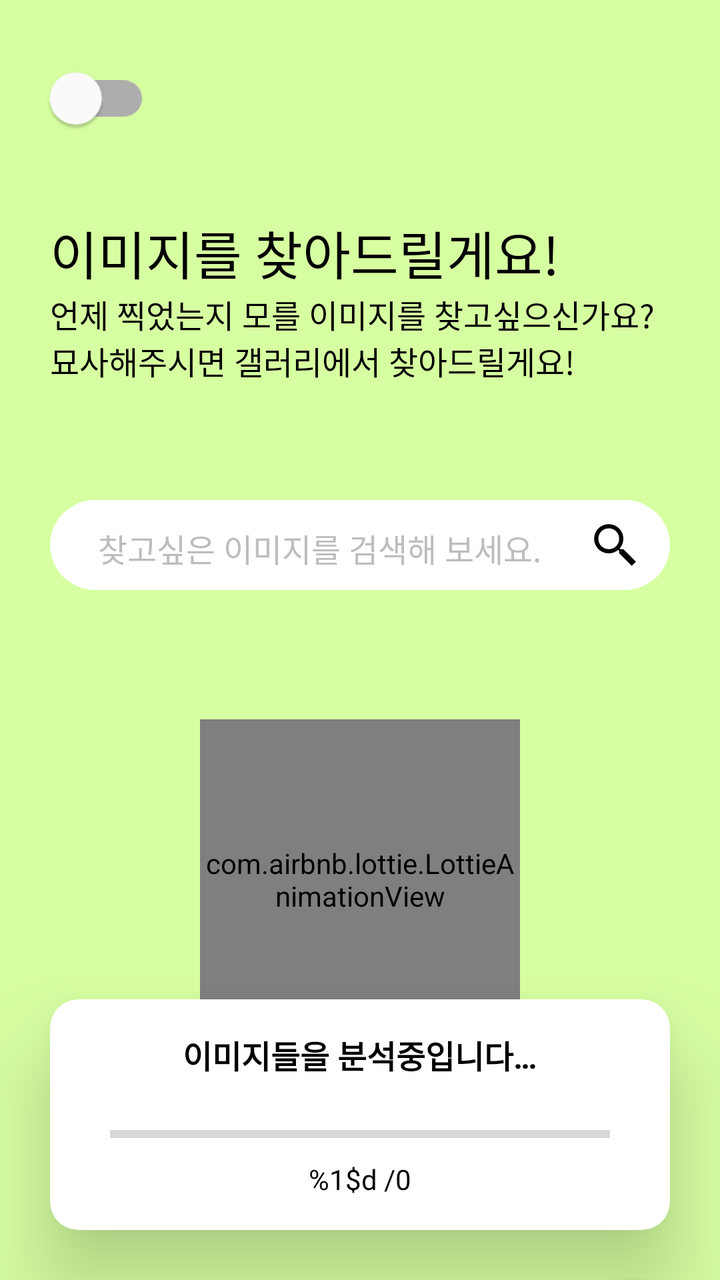
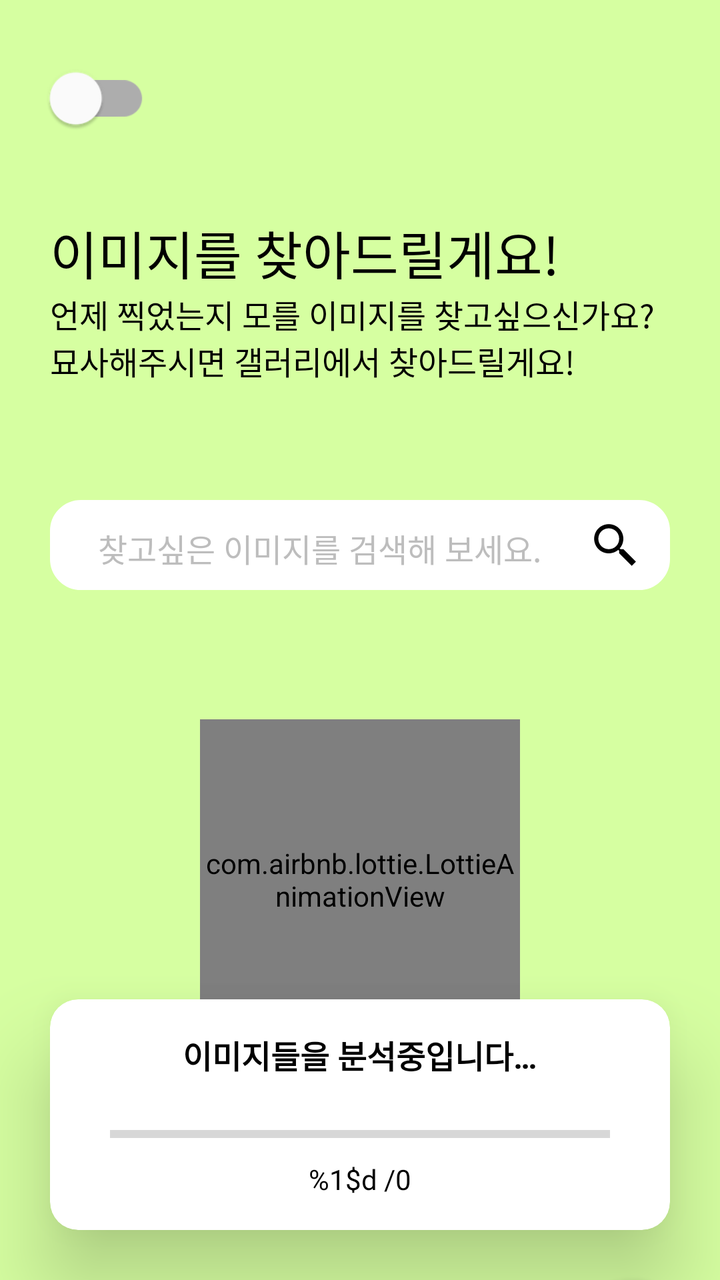

An Android layout rendered at two revisions. The XML below is the earlier revision; the diff shows what the commit changed to produce the second picture.
<!-- AndroidManifest.xml: application theme Theme.Pixionary -->
<!-- res/layout/fragment_home.xml -->
<?xml version="1.0" encoding="utf-8"?>
<androidx.coordinatorlayout.widget.CoordinatorLayout
    xmlns:android="http://schemas.android.com/apk/res/android"
    xmlns:app="http://schemas.android.com/apk/res-auto"
    android:layout_width="match_parent"
    android:layout_height="match_parent">

    <androidx.constraintlayout.motion.widget.MotionLayout
        android:id="@+id/motion_root_layout"
        android:layout_width="match_parent"
        android:layout_height="match_parent"
        app:layoutDescription="@xml/activity_main_scene">

        <View
            android:id="@+id/root_background"
            android:layout_width="match_parent"
            android:layout_height="match_parent"
            android:background="@color/general_search_home_bg"
            android:elevation="-1dp"
            app:layout_constraintStart_toStartOf="parent"
            app:layout_constraintEnd_toEndOf="parent"
            app:layout_constraintTop_toTopOf="parent"
            app:layout_constraintBottom_toBottomOf="parent"/>


        <com.google.android.material.switchmaterial.SwitchMaterial
            android:id="@+id/toggle_search_option_sw"
            android:layout_width="wrap_content"
            android:layout_height="wrap_content"
            android:scaleX="1.3"
            android:scaleY="1.3"
            android:layout_margin="25dp"
            android:padding="6dp"
            android:elevation="10dp"
            app:layout_constraintTop_toTopOf="parent"
            app:layout_constraintStart_toStartOf="parent" />

        <LinearLayout
            android:id="@+id/general_search_script_layout"
            android:layout_width="0dp"
            android:layout_height="wrap_content"
            android:orientation="vertical"
            app:layout_constraintVertical_bias="0.65"
            app:layout_constraintTop_toTopOf="parent"
            app:layout_constraintStart_toStartOf="@id/general_search_bg"
            app:layout_constraintEnd_toEndOf="@id/general_search_bg"
            app:layout_constraintBottom_toTopOf="@id/general_search_bg">

            <TextView
                android:id="@+id/search_general_title_tv"
                android:layout_width="match_parent"
                android:layout_height="wrap_content"
                android:text= "@string/search_general_title"
                android:textColor="@color/black"
                android:textSize="26sp"
                android:fontFamily="@font/notosans_bold"
                app:layout_constraintVertical_bias="0.4"
                app:layout_constraintTop_toTopOf="parent"
                app:layout_constraintStart_toStartOf="@id/general_search_bg"
                app:layout_constraintEnd_toEndOf="@id/general_search_bg"
                app:layout_constraintBottom_toTopOf="@id/general_search_bg"/>

            <TextView
                android:id="@+id/search_general_description_tv"
                android:layout_width="match_parent"
                android:layout_height="wrap_content"
                android:text= "@string/search_general_description"
                android:textColor="@color/black"
                android:textSize="16sp"
                android:fontFamily="@font/notosans_semibold"
                app:layout_constraintTop_toBottomOf="@id/search_general_title_tv"
                app:layout_constraintStart_toStartOf="@id/general_search_bg"
                app:layout_constraintEnd_toEndOf="@id/general_search_bg"
                app:layout_constraintBottom_toTopOf="@id/general_search_bg"/>


        </LinearLayout>

        <LinearLayout
            android:id="@+id/document_search_script_layout"
            android:layout_width="0dp"
            android:layout_height="wrap_content"
            android:orientation="vertical"
            app:layout_constraintVertical_bias="0.65"
            app:layout_constraintTop_toTopOf="parent"
            app:layout_constraintStart_toStartOf="@id/document_search_bg"
            app:layout_constraintEnd_toEndOf="@id/document_search_bg"
            app:layout_constraintBottom_toTopOf="@id/document_search_bg">

            <TextView
                android:id="@+id/search_document_title_tv"
                android:layout_width="match_parent"
                android:layout_height="wrap_content"
                android:text= "@string/search_document_title"
                android:textColor="@color/white"
                android:textSize="26sp"
                android:fontFamily="@font/notosans_bold"
                app:layout_constraintVertical_bias="0.4"
                app:layout_constraintTop_toTopOf="parent"
                app:layout_constraintStart_toStartOf="@id/document_search_bg"
                app:layout_constraintEnd_toEndOf="@id/document_search_bg"
                app:layout_constraintBottom_toTopOf="@id/document_search_bg"/>

            <TextView
                android:id="@+id/search_document_description_tv"
                android:layout_width="match_parent"
                android:layout_height="wrap_content"
                android:text= "@string/search_document_description"
                android:textColor="@color/white"
                android:textSize="16sp"
                android:fontFamily="@font/notosans_semibold"
                app:layout_constraintTop_toBottomOf="@id/search_general_title_tv"
                app:layout_constraintStart_toStartOf="@id/document_search_bg"
                app:layout_constraintEnd_toEndOf="@id/document_search_bg"
                app:layout_constraintBottom_toTopOf="@id/document_search_bg"/>


        </LinearLayout>


        <LinearLayout
            android:id="@+id/general_search_bg"
            android:layout_width="0dp"
            android:layout_height="45dp"
            android:orientation="horizontal"
            android:background="@drawable/search_background"
            android:layout_marginTop="20dp"
            app:layout_constraintVertical_bias="0.4"
            app:layout_constraintEnd_toEndOf="parent"
            app:layout_constraintTop_toTopOf="parent"
            app:layout_constraintStart_toStartOf="parent"
            app:layout_constraintBottom_toBottomOf="parent">

            <EditText
                android:id="@+id/general_search_et"
                android:layout_width="0dp"
                android:layout_height="wrap_content"
                android:layout_weight="1"
                android:layout_gravity="center_vertical"
                android:layout_marginStart="20dp"
                android:layout_marginEnd="10dp"
                android:hint="@string/search_general_hint"
                android:textColorHint="@color/gray"
                android:backgroundTint="@color/transparent"
                android:maxLines="1"
                android:inputType="text"
                android:imeOptions="actionSearch"
                android:textSize="16sp"/>

            <ImageView
                android:id="@+id/general_search_iv"
                android:layout_width="35dp"
                android:layout_height="35dp"
                android:layout_gravity="center_vertical"
                android:src="@drawable/ic_search"
                android:padding="5dp"
                android:layout_marginEnd="10dp"/>

        </LinearLayout>

        <LinearLayout
            android:id="@+id/document_search_bg"
            android:layout_width="0dp"
            android:layout_height="45dp"
            android:orientation="horizontal"
            android:layout_marginHorizontal="25dp"
            android:background="@drawable/search_background"
            android:layout_marginTop="20dp"
            app:layout_constraintVertical_bias="0.4"
            app:layout_constraintTop_toTopOf="parent"
            app:layout_constraintStart_toEndOf="parent"
            app:layout_constraintBottom_toBottomOf="parent">

            <EditText
                android:id="@+id/ddocument_search_et"
                android:layout_width="0dp"
                android:layout_height="wrap_content"
                android:layout_weight="1"
                android:layout_gravity="center_vertical"
                android:layout_marginStart="20dp"
                android:layout_marginEnd="10dp"
                android:hint="@string/search_document_hint"
                android:textColorHint="@color/gray"
                android:backgroundTint="@color/transparent"
                android:maxLines="1"
                android:inputType="text"
                android:imeOptions="actionSearch"
                android:textSize="16sp"/>

            <ImageView
                android:id="@+id/document_search_iv"
                android:layout_width="35dp"
                android:layout_height="35dp"
                android:layout_gravity="center_vertical"
                android:src="@drawable/ic_search"
                android:padding="5dp"
                android:layout_marginEnd="10dp"/>

        </LinearLayout>


        <com.airbnb.lottie.LottieAnimationView
            android:id="@+id/search_general_anim"
            android:layout_width="160dp"
            android:layout_height="160dp"
            app:lottie_rawRes="@raw/anim_search_general"
            app:lottie_autoPlay="true"
            app:lottie_loop="true"
            app:layout_constraintVertical_bias="0.35"
            app:layout_constraintBottom_toBottomOf="parent"
            app:layout_constraintStart_toStartOf="parent"
            app:layout_constraintEnd_toEndOf="parent"
            app:layout_constraintTop_toBottomOf="@id/general_search_bg"/>

        <com.airbnb.lottie.LottieAnimationView
            android:id="@+id/search_document_anim"
            android:layout_width="160dp"
            android:layout_height="160dp"
            app:lottie_rawRes="@raw/anim_search_document"
            app:lottie_autoPlay="true"
            app:lottie_loop="true"
            app:layout_constraintVertical_bias="0.35"
            app:layout_constraintBottom_toBottomOf="parent"
            app:layout_constraintStart_toEndOf="parent"
            app:layout_constraintTop_toBottomOf="@id/document_search_bg"/>

        <androidx.cardview.widget.CardView
            android:id="@+id/extracting_progress_cv"
            android:layout_width="0dp"
            android:layout_height="wrap_content"
            app:cardCornerRadius="14dp"
            app:cardElevation="25dp"
            app:layout_constraintStart_toStartOf="parent"
            app:layout_constraintEnd_toEndOf="parent"
            app:layout_constraintBottom_toBottomOf="parent">

            <androidx.constraintlayout.widget.ConstraintLayout
                android:layout_width="match_parent"
                android:layout_height="wrap_content"
                android:paddingVertical="16dp"
                app:layout_constraintStart_toStartOf="parent"
                app:layout_constraintEnd_toEndOf="parent"
                app:layout_constraintBottom_toBottomOf="parent">

                <TextView
                    android:id="@+id/loading_tv"
                    android:layout_width="wrap_content"
                    android:layout_height="wrap_content"
                    android:text="@string/search_general_progress_title"
                    android:textColor="@color/black"
                    android:textSize="16sp"
                    android:textStyle="bold"
                    app:layout_constraintEnd_toEndOf="parent"
                    app:layout_constraintStart_toStartOf="parent"
                    app:layout_constraintTop_toTopOf="parent"/>

                <ProgressBar
                    android:id="@+id/progressBar"
                    style="@android:style/Widget.DeviceDefault.Light.ProgressBar.Horizontal"
                    android:layout_width="0dp"
                    android:layout_height="wrap_content"
                    android:progress="0"
                    android:max="1000"
                    android:layout_marginTop="20dp"
                    android:layout_marginHorizontal="30dp"
                    app:layout_constraintEnd_toEndOf="parent"
                    app:layout_constraintStart_toStartOf="parent"
                    app:layout_constraintTop_toBottomOf="@id/loading_tv"/>

                <TextView
                    android:id="@+id/progress_count_tv"
                    android:layout_width="wrap_content"
                    android:layout_height="wrap_content"
                    android:text="@string/progress_count"
                    android:textSize="14sp"
                    android:layout_marginTop="5dp"
                    android:textColor="@color/black"
                    app:layout_constraintHorizontal_chainStyle="packed"
                    app:layout_constraintTop_toBottomOf="@id/progressBar"
                    app:layout_constraintEnd_toStartOf="@id/progress_total_count_tv"
                    app:layout_constraintStart_toStartOf="parent"/>

                <TextView
                    android:id="@+id/progress_total_count_tv"
                    android:layout_width="wrap_content"
                    android:layout_height="wrap_content"
                    android:text="0"
                    android:textSize="14sp"
                    android:layout_marginTop="5dp"
                    android:textColor="@color/black"
                    app:layout_constraintHorizontal_chainStyle="packed"
                    app:layout_constraintTop_toBottomOf="@id/progressBar"
                    app:layout_constraintStart_toEndOf="@id/progress_count_tv"
                    app:layout_constraintEnd_toEndOf="parent"/>

            </androidx.constraintlayout.widget.ConstraintLayout>

        </androidx.cardview.widget.CardView>

        <com.google.android.material.floatingactionbutton.FloatingActionButton
            android:id="@+id/capture_document_button"
            android:layout_width="wrap_content"
            android:layout_height="wrap_content"
            android:layout_margin="16dp"
            app:srcCompat="@drawable/ic_camera"
            android:elevation="10dp"
            android:backgroundTint="@color/white"
            app:layout_constraintEnd_toEndOf="parent"
            app:layout_constraintBottom_toBottomOf="parent"/>

        
        <androidx.constraintlayout.widget.ConstraintLayout
            android:id="@+id/drawer"
            android:layout_width="match_parent"
            android:layout_height="150dp"
            android:background="#FFC107"
            app:layout_constraintStart_toStartOf="parent"
            app:layout_constraintEnd_toEndOf="parent"
            app:layout_constraintBottom_toBottomOf="parent"
            app:layout_behavior="com.google.android.material.bottomsheet.BottomSheetBehavior">
            
        </androidx.constraintlayout.widget.ConstraintLayout>

    </androidx.constraintlayout.motion.widget.MotionLayout>

</androidx.coordinatorlayout.widget.CoordinatorLayout>
<!-- resources referenced by this layout -->
<resources>
  <color name="black">#FF000000</color>
  <color name="general_search_home_bg">#D6FFA1</color>
  <color name="gray">#BDBDBD</color>
  <color name="transparent">#00FFFFFF</color>
  <color name="white">#FFFFFF</color>
  <!-- drawable ic_camera (drawable) -->
  <vector android:height="24dp" android:tint="#000000"
      android:viewportHeight="24" android:viewportWidth="24"
      android:width="24dp" xmlns:android="http://schemas.android.com/apk/res/android">
      <path android:fillColor="@android:color/white" android:pathData="M12,12m-3.2,0a3.2,3.2 0,1 1,6.4 0a3.2,3.2 0,1 1,-6.4 0"/>
      <path android:fillColor="@android:color/white" android:pathData="M9,2L7.17,4L4,4c-1.1,0 -2,0.9 -2,2v12c0,1.1 0.9,2 2,2h16c1.1,0 2,-0.9 2,-2L22,6c0,-1.1 -0.9,-2 -2,-2h-3.17L15,2L9,2zM12,17c-2.76,0 -5,-2.24 -5,-5s2.24,-5 5,-5 5,2.24 5,5 -2.24,5 -5,5z"/>
  </vector>
  <!-- drawable ic_search (drawable) -->
  <vector xmlns:android="http://schemas.android.com/apk/res/android"
      android:width="24dp"
      android:height="24dp"
      android:viewportWidth="24"
      android:viewportHeight="24">
    <path
        android:fillColor="#FF000000"
        android:pathData="M22,20L20,22 14,16 14,14 16,14z"/>
    <path
        android:fillColor="#FF000000"
        android:pathData="M9,16c-3.9,0 -7,-3.1 -7,-7c0,-3.9 3.1,-7 7,-7c3.9,0 7,3.1 7,7C16,12.9 12.9,16 9,16zM9,4C6.2,4 4,6.2 4,9c0,2.8 2.2,5 5,5c2.8,0 5,-2.2 5,-5C14,6.2 11.8,4 9,4z"/>
    <path
        android:fillColor="#FF000000"
        android:pathData="M12.624,13.401L13.331,12.694L15.806,15.169L15.098,15.876z"/>
  </vector>
  <!-- drawable search_background (drawable) -->
  <?xml version="1.0" encoding="utf-8"?>
  <shape xmlns:android="http://schemas.android.com/apk/res/android">
  
      <solid
          android:color="@color/white"/>
  
      <corners
          android:topRightRadius="100dp"
          android:topLeftRadius="100dp"
          android:bottomRightRadius="100dp"
          android:bottomLeftRadius="100dp"/>
  
  </shape>
  <string name="progress_count">%1$d / </string>
  <string name="search_document_description">
          입력하신 문자열이 포함된 문서를 찾아드릴게요.
          \n서랍을 열어 문서정리를 해보세요!
      </string>
  <string name="search_document_hint">찾고싶은 문서를 검색해 보세요.</string>
  <string name="search_document_title">문서를 찾아드릴게요!</string>
  <string name="search_general_description">
          언제 찍었는지 모를 이미지를 찾고싶으신가요?
          \n묘사해주시면 갤러리에서 찾아드릴게요!
      </string>
  <string name="search_general_hint">찾고싶은 이미지를 검색해 보세요.</string>
  <string name="search_general_progress_title">이미지들을 분석중입니다…</string>
  <string name="search_general_title">이미지를 찾아드릴게요!</string>
  <style name="Theme.Pixionary" parent="Theme.MaterialComponents.DayNight.NoActionBar">
          
          <item name="colorPrimary">@color/purple_500</item>
          <item name="colorPrimaryVariant">@color/purple_700</item>
          <item name="colorOnPrimary">@color/white</item>
          
          <item name="colorSecondary">@color/teal_200</item>
          <item name="colorSecondaryVariant">@color/teal_700</item>
          <item name="colorOnSecondary">@color/black</item>
          
          <item name="android:statusBarColor">?attr/colorPrimaryVariant</item>
          
      </style>
  <color name="purple_500">#FF6200EE</color>
  <color name="purple_700">#FF3700B3</color>
  <color name="teal_200">#FF03DAC5</color>
  <color name="teal_700">#FF018786</color>
</resources>

<!-- the commit's change to res/layout/fragment_home.xml (unified diff, before → after) -->
@@ -124,6 +124,7 @@
             android:layout_height="45dp"
             android:orientation="horizontal"
             android:background="@drawable/search_background"
+            android:backgroundTint="@color/white"
             android:layout_marginTop="20dp"
             app:layout_constraintVertical_bias="0.4"
             app:layout_constraintEnd_toEndOf="parent"
@@ -165,6 +166,7 @@
             android:orientation="horizontal"
             android:layout_marginHorizontal="25dp"
             android:background="@drawable/search_background"
+            android:backgroundTint="@color/white"
             android:layout_marginTop="20dp"
             app:layout_constraintVertical_bias="0.4"
             app:layout_constraintTop_toTopOf="parent"
@@ -197,7 +199,6 @@
                 android:layout_marginEnd="10dp"/>
 
         </LinearLayout>
-
 
         <com.airbnb.lottie.LottieAnimationView
             android:id="@+id/search_general_anim"
<!-- resource entries referenced after the edit -->
@@ -32,14 +32,14 @@
   <?xml version="1.0" encoding="utf-8"?>
   <shape xmlns:android="http://schemas.android.com/apk/res/android">
   
+      <stroke
+          android:color="#ACE365"
+          android:width="1dp"/>
       <solid
-          android:color="@color/white"/>
+          android:color="#ECECEC"/>
   
       <corners
-          android:topRightRadius="100dp"
-          android:topLeftRadius="100dp"
-          android:bottomRightRadius="100dp"
-          android:bottomLeftRadius="100dp"/>
+          android:radius="15dp"/>
   
   </shape>
   <string name="progress_count">%1$d / </string>
